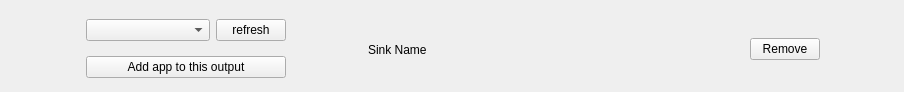
This is RouteWidget.ui in skylineone044/simple-app-audio-router as Qt 5 draws it before an edit. The edited form follows.
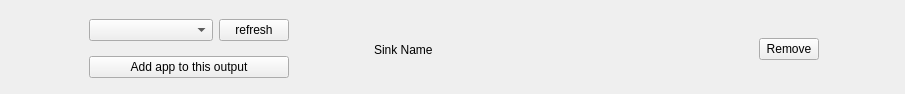
This is the edited form.

Commit message: use ui file for main window as well

```diff
--- a/RouteWidget.ui
+++ b/RouteWidget.ui
@@ -6,8 +6,8 @@
    <rect>
     <x>0</x>
     <y>0</y>
-    <width>904</width>
-    <height>92</height>
+    <width>905</width>
+    <height>94</height>
    </rect>
   </property>
   <property name="windowTitle">
@@ -80,7 +80,7 @@
      <widget class="QPushButton" name="removeSinkButton">
       <property name="maximumSize">
        <size>
-        <width>70</width>
+        <width>60</width>
         <height>16777215</height>
        </size>
       </property>
```
Left out of the diff: 2 changed lines with no effect on the pictures. The commit also changes 2 other files.
